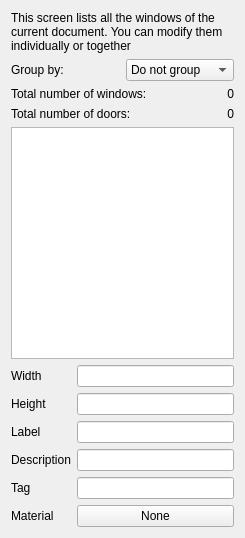
Before: the Qt Designer form dialogWindows.ui in yorikvanhavre/BIM_Workbench, drawn with Qt 5.
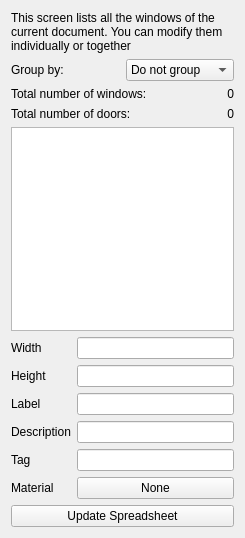
After: the same form once the commit is applied. Icons and pictures are not drawn. Custom widgets are drawn as their Qt base class.

The edit to the form file:
```diff
--- a/dialogWindows.ui
+++ b/dialogWindows.ui
@@ -229,6 +229,13 @@
      </item>
     </layout>
    </item>
+   <item>
+    <widget class="QPushButton" name="pushButton">
+     <property name="text">
+      <string>Update Spreadsheet</string>
+     </property>
+    </widget>
+   </item>
   </layout>
  </widget>
  <customwidgets>
```
